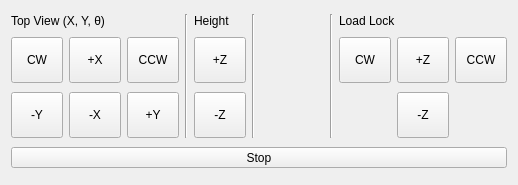
The window that source/ui/REIXS/REIXSSampleChamberButtonPanel.ui (acquaman/acquaman) describes before a commit, drawn with Qt 5.
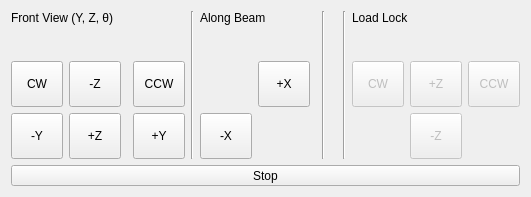
The same window after the commit. Icons and pictures are not drawn. Custom widgets are drawn as their Qt base class.

Commit message: REIXS: (David M) Update sampel move ui to match common workflow and disconnected load lock controls.

Diff of the .ui file:
```diff
--- a/source/ui/REIXS/REIXSSampleChamberButtonPanel.ui
+++ b/source/ui/REIXS/REIXSSampleChamberButtonPanel.ui
@@ -7,7 +7,7 @@
     <x>0</x>
     <y>0</y>
     <width>518</width>
-    <height>185</height>
+    <height>197</height>
    </rect>
   </property>
   <property name="sizePolicy">
@@ -20,7 +20,7 @@
    <string>Form</string>
   </property>
   <layout class="QGridLayout" name="gridLayout">
-   <item row="0" column="0" colspan="3">
+   <item row="0" column="0" colspan="4">
     <widget class="QLabel" name="sampleLabel1">
      <property name="sizePolicy">
       <sizepolicy hsizetype="Preferred" vsizetype="Fixed">
@@ -29,18 +29,18 @@
       </sizepolicy>
      </property>
      <property name="text">
-      <string>Top View (X, Y, θ)</string>
+      <string>Front View (Y, Z, θ)</string>
      </property>
     </widget>
    </item>
-   <item row="0" column="3" rowspan="3">
+   <item row="0" column="4" rowspan="5">
     <widget class="Line" name="line">
      <property name="orientation">
       <enum>Qt::Vertical</enum>
      </property>
     </widget>
    </item>
-   <item row="0" column="4">
+   <item row="0" column="5" colspan="2">
     <widget class="QLabel" name="sampleLabel2">
      <property name="sizePolicy">
       <sizepolicy hsizetype="Preferred" vsizetype="Fixed">
@@ -49,25 +49,25 @@
       </sizepolicy>
      </property>
      <property name="text">
-      <string>Height</string>
+      <string>Along Beam</string>
      </property>
     </widget>
    </item>
-   <item row="0" column="5" rowspan="3">
+   <item row="0" column="8" rowspan="5">
     <widget class="Line" name="line2">
      <property name="orientation">
       <enum>Qt::Vertical</enum>
      </property>
     </widget>
    </item>
-   <item row="0" column="7" rowspan="3">
+   <item row="0" column="11" rowspan="5">
     <widget class="Line" name="line2_2">
      <property name="orientation">
       <enum>Qt::Vertical</enum>
      </property>
     </widget>
    </item>
-   <item row="0" column="8" colspan="3">
+   <item row="0" column="12" colspan="3">
     <widget class="QLabel" name="loadLockLabel">
      <property name="sizePolicy">
       <sizepolicy hsizetype="Preferred" vsizetype="Fixed">
@@ -80,7 +80,7 @@
      </property>
     </widget>
    </item>
-   <item row="1" column="0">
+   <item row="3" column="0">
     <widget class="AMControlMoveButton" name="sampleCW">
      <property name="minimumSize">
       <size>
@@ -117,44 +117,7 @@
      </property>
     </widget>
    </item>
-   <item row="1" column="1">
-    <widget class="AMControlMoveButton" name="sampleXup">
-     <property name="minimumSize">
-      <size>
-       <width>52</width>
-       <height>46</height>
-      </size>
-     </property>
-     <property name="maximumSize">
-      <size>
-       <width>52</width>
-       <height>46</height>
-      </size>
-     </property>
-     <property name="font">
-      <font>
-       <pointsize>9</pointsize>
-      </font>
-     </property>
-     <property name="text">
-      <string>+X</string>
-     </property>
-     <property name="icon">
-      <iconset resource="../../icons/icons.qrc">
-       <normaloff>:/22x22/go-up-dark.png</normaloff>:/22x22/go-up-dark.png</iconset>
-     </property>
-     <property name="iconSize">
-      <size>
-       <width>22</width>
-       <height>22</height>
-      </size>
-     </property>
-     <property name="toolButtonStyle">
-      <enum>Qt::ToolButtonTextUnderIcon</enum>
-     </property>
-    </widget>
-   </item>
-   <item row="1" column="2">
+   <item row="3" column="3">
     <widget class="AMControlMoveButton" name="sampleCCW">
      <property name="minimumSize">
       <size>
@@ -191,44 +154,7 @@
      </property>
     </widget>
    </item>
-   <item row="1" column="4">
-    <widget class="AMControlMoveButton" name="sampleZup">
-     <property name="minimumSize">
-      <size>
-       <width>52</width>
-       <height>46</height>
-      </size>
-     </property>
-     <property name="maximumSize">
-      <size>
-       <width>52</width>
-       <height>46</height>
-      </size>
-     </property>
-     <property name="font">
-      <font>
-       <pointsize>9</pointsize>
-      </font>
-     </property>
-     <property name="text">
-      <string>+Z</string>
-     </property>
-     <property name="icon">
-      <iconset resource="../../icons/icons.qrc">
-       <normaloff>:/22x22/go-up-dark.png</normaloff>:/22x22/go-up-dark.png</iconset>
-     </property>
-     <property name="iconSize">
-      <size>
-       <width>22</width>
-       <height>22</height>
-      </size>
-     </property>
-     <property name="toolButtonStyle">
-      <enum>Qt::ToolButtonTextUnderIcon</enum>
-     </property>
-    </widget>
-   </item>
-   <item row="1" column="6">
+   <item row="3" column="10">
     <spacer name="horizontalSpacer">
      <property name="orientation">
       <enum>Qt::Horizontal</enum>
@@ -241,8 +167,11 @@
      </property>
     </spacer>
    </item>
-   <item row="1" column="8">
+   <item row="3" column="12">
     <widget class="AMControlMoveButton" name="loadLockCW">
+     <property name="enabled">
+      <bool>false</bool>
+     </property>
      <property name="minimumSize">
       <size>
        <width>52</width>
@@ -278,8 +207,11 @@
      </property>
     </widget>
    </item>
-   <item row="1" column="9">
+   <item row="3" column="13">
     <widget class="AMControlMoveButton" name="loadLockZup">
+     <property name="enabled">
+      <bool>false</bool>
+     </property>
      <property name="minimumSize">
       <size>
        <width>52</width>
@@ -315,8 +247,11 @@
      </property>
     </widget>
    </item>
-   <item row="1" column="10">
+   <item row="3" column="14">
     <widget class="AMControlMoveButton" name="loadLockCCW">
+     <property name="enabled">
+      <bool>false</bool>
+     </property>
      <property name="minimumSize">
       <size>
        <width>52</width>
@@ -352,7 +287,7 @@
      </property>
     </widget>
    </item>
-   <item row="2" column="0">
+   <item row="4" column="0">
     <widget class="AMControlMoveButton" name="sampleYdown">
      <property name="minimumSize">
       <size>
@@ -389,44 +324,7 @@
      </property>
     </widget>
    </item>
-   <item row="2" column="1">
-    <widget class="AMControlMoveButton" name="sampleXdown">
-     <property name="minimumSize">
-      <size>
-       <width>52</width>
-       <height>46</height>
-      </size>
-     </property>
-     <property name="maximumSize">
-      <size>
-       <width>52</width>
-       <height>46</height>
-      </size>
-     </property>
-     <property name="font">
-      <font>
-       <pointsize>9</pointsize>
-      </font>
-     </property>
-     <property name="text">
-      <string>-X</string>
-     </property>
-     <property name="icon">
-      <iconset resource="../../icons/icons.qrc">
-       <normaloff>:/22x22/go-down-dark.png</normaloff>:/22x22/go-down-dark.png</iconset>
-     </property>
-     <property name="iconSize">
-      <size>
-       <width>22</width>
-       <height>22</height>
-      </size>
-     </property>
-     <property name="toolButtonStyle">
-      <enum>Qt::ToolButtonTextUnderIcon</enum>
-     </property>
-    </widget>
-   </item>
-   <item row="2" column="2">
+   <item row="4" column="3">
     <widget class="AMControlMoveButton" name="sampleYup">
      <property name="minimumSize">
       <size>
@@ -463,45 +361,11 @@
      </property>
     </widget>
    </item>
-   <item row="2" column="4">
-    <widget class="AMControlMoveButton" name="sampleZdown">
-     <property name="minimumSize">
-      <size>
-       <width>52</width>
-       <height>46</height>
-      </size>
-     </property>
-     <property name="maximumSize">
-      <size>
-       <width>52</width>
-       <height>46</height>
-      </size>
-     </property>
-     <property name="font">
-      <font>
-       <pointsize>9</pointsize>
-      </font>
-     </property>
-     <property name="text">
-      <string>-Z</string>
-     </property>
-     <property name="icon">
-      <iconset resource="../../icons/icons.qrc">
-       <normaloff>:/22x22/go-down-dark.png</normaloff>:/22x22/go-down-dark.png</iconset>
-     </property>
-     <property name="iconSize">
-      <size>
-       <width>22</width>
-       <height>22</height>
-      </size>
-     </property>
-     <property name="toolButtonStyle">
-      <enum>Qt::ToolButtonTextUnderIcon</enum>
-     </property>
-    </widget>
-   </item>
-   <item row="2" column="9">
+   <item row="4" column="13">
     <widget class="AMControlMoveButton" name="loadLockZdown">
+     <property name="enabled">
+      <bool>false</bool>
+     </property>
      <property name="minimumSize">
       <size>
        <width>52</width>
@@ -537,7 +401,7 @@
      </property>
     </widget>
    </item>
-   <item row="3" column="0" colspan="11">
+   <item row="5" column="0" colspan="15">
     <widget class="QToolButton" name="stopAll">
      <property name="sizePolicy">
       <sizepolicy hsizetype="MinimumExpanding" vsizetype="Fixed">
@@ -563,6 +427,154 @@
      </property>
     </widget>
    </item>
+   <item row="4" column="1">
+    <widget class="AMControlMoveButton" name="sampleZup">
+     <property name="minimumSize">
+      <size>
+       <width>52</width>
+       <height>46</height>
+      </size>
+     </property>
+     <property name="maximumSize">
+      <size>
+       <width>52</width>
+       <height>46</height>
+      </size>
+     </property>
+     <property name="font">
+      <font>
+       <pointsize>9</pointsize>
+      </font>
+     </property>
+     <property name="text">
+      <string>+Z</string>
+     </property>
+     <property name="icon">
+      <iconset resource="../../icons/icons.qrc">
+       <normaloff>:/22x22/go-down-dark.png</normaloff>:/22x22/go-down-dark.png</iconset>
+     </property>
+     <property name="iconSize">
+      <size>
+       <width>22</width>
+       <height>22</height>
+      </size>
+     </property>
+     <property name="toolButtonStyle">
+      <enum>Qt::ToolButtonTextUnderIcon</enum>
+     </property>
+    </widget>
+   </item>
+   <item row="3" column="1">
+    <widget class="AMControlMoveButton" name="sampleZdown">
+     <property name="minimumSize">
+      <size>
+       <width>52</width>
+       <height>46</height>
+      </size>
+     </property>
+     <property name="maximumSize">
+      <size>
+       <width>52</width>
+       <height>46</height>
+      </size>
+     </property>
+     <property name="font">
+      <font>
+       <pointsize>9</pointsize>
+      </font>
+     </property>
+     <property name="text">
+      <string>-Z</string>
+     </property>
+     <property name="icon">
+      <iconset resource="../../icons/icons.qrc">
+       <normaloff>:/22x22/go-up-dark.png</normaloff>:/22x22/go-up-dark.png</iconset>
+     </property>
+     <property name="iconSize">
+      <size>
+       <width>22</width>
+       <height>22</height>
+      </size>
+     </property>
+     <property name="toolButtonStyle">
+      <enum>Qt::ToolButtonTextUnderIcon</enum>
+     </property>
+    </widget>
+   </item>
+   <item row="3" column="6">
+    <widget class="AMControlMoveButton" name="sampleXup">
+     <property name="minimumSize">
+      <size>
+       <width>52</width>
+       <height>46</height>
+      </size>
+     </property>
+     <property name="maximumSize">
+      <size>
+       <width>52</width>
+       <height>46</height>
+      </size>
+     </property>
+     <property name="font">
+      <font>
+       <pointsize>9</pointsize>
+      </font>
+     </property>
+     <property name="text">
+      <string>+X</string>
+     </property>
+     <property name="icon">
+      <iconset resource="../../icons/icons.qrc">
+       <normaloff>:/22x22/go-next-dark.png</normaloff>:/22x22/go-next-dark.png</iconset>
+     </property>
+     <property name="iconSize">
+      <size>
+       <width>22</width>
+       <height>22</height>
+      </size>
+     </property>
+     <property name="toolButtonStyle">
+      <enum>Qt::ToolButtonTextUnderIcon</enum>
+     </property>
+    </widget>
+   </item>
+   <item row="4" column="5">
+    <widget class="AMControlMoveButton" name="sampleXdown">
+     <property name="minimumSize">
+      <size>
+       <width>52</width>
+       <height>46</height>
+      </size>
+     </property>
+     <property name="maximumSize">
+      <size>
+       <width>52</width>
+       <height>46</height>
+      </size>
+     </property>
+     <property name="font">
+      <font>
+       <pointsize>9</pointsize>
+      </font>
+     </property>
+     <property name="text">
+      <string>-X</string>
+     </property>
+     <property name="icon">
+      <iconset resource="../../icons/icons.qrc">
+       <normaloff>:/22x22/go-previous-dark.png</normaloff>:/22x22/go-previous-dark.png</iconset>
+     </property>
+     <property name="iconSize">
+      <size>
+       <width>22</width>
+       <height>22</height>
+      </size>
+     </property>
+     <property name="toolButtonStyle">
+      <enum>Qt::ToolButtonTextUnderIcon</enum>
+     </property>
+    </widget>
+   </item>
   </layout>
  </widget>
  <customwidgets>
```
The commit also changes 1 other file.
